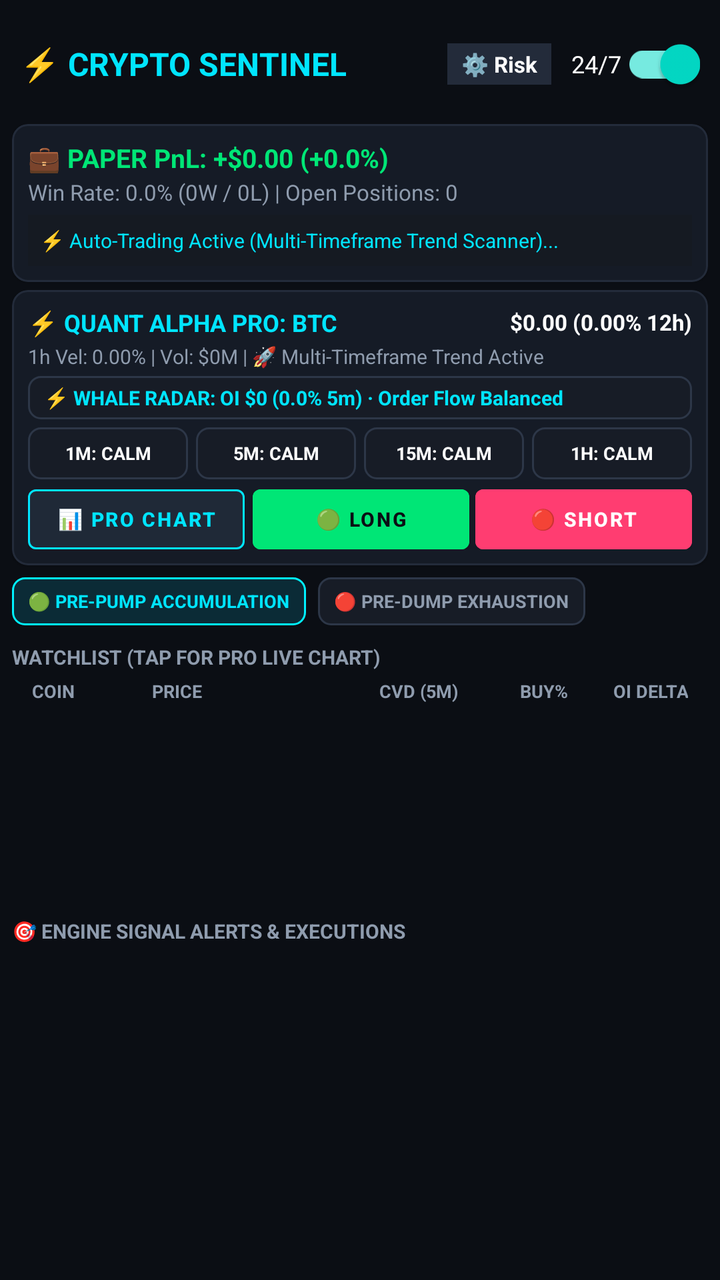
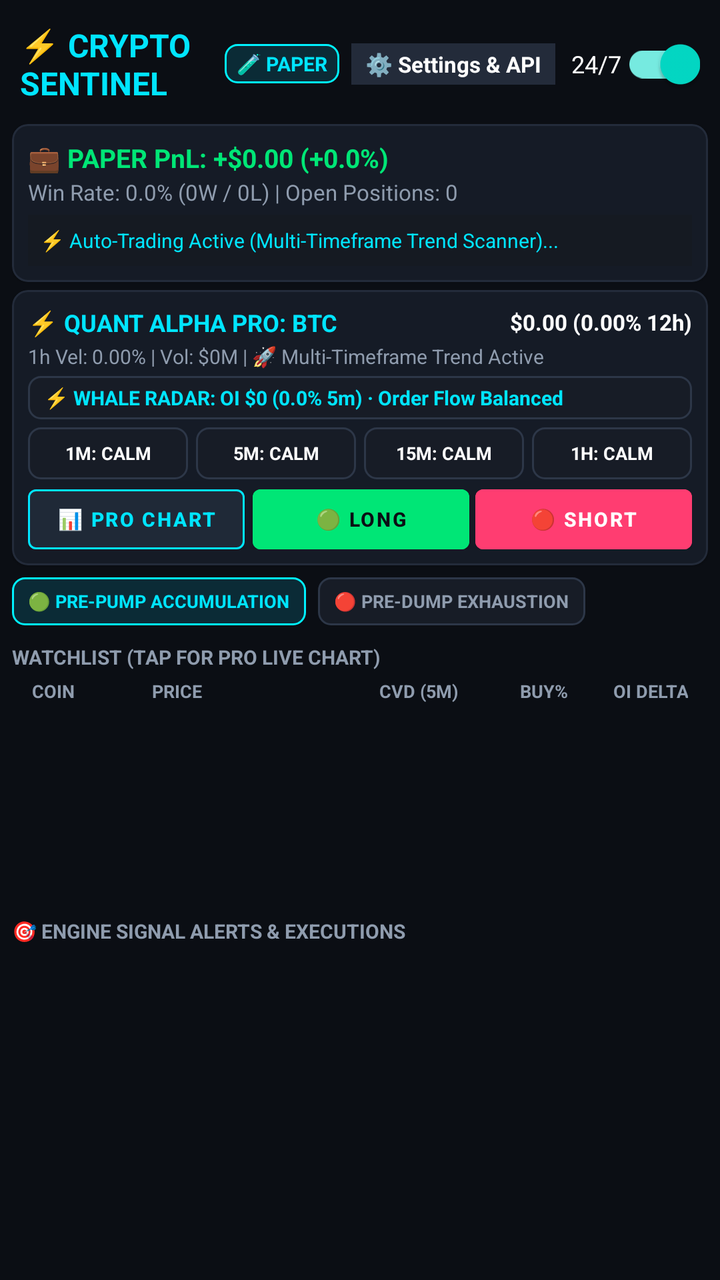

Two renders of the same Android screen: before a commit and after it. Below are the layout's source before the change and the commit's diff.
<!-- AndroidManifest.xml: application theme Theme.CryptoSentinel -->
<!-- res/layout/activity_main.xml -->
<?xml version="1.0" encoding="utf-8"?>
<LinearLayout xmlns:android="http://schemas.android.com/apk/res/android"
    xmlns:app="http://schemas.android.com/apk/res-auto"
    android:layout_width="match_parent"
    android:layout_height="match_parent"
    android:background="@color/bg_dark"
    android:orientation="vertical"
    android:padding="6dp">

    
    <LinearLayout
        android:layout_width="match_parent"
        android:layout_height="wrap_content"
        android:gravity="center_vertical"
        android:orientation="horizontal"
        android:paddingHorizontal="4dp"
        android:paddingVertical="2dp">

        <TextView
            android:layout_width="0dp"
            android:layout_height="wrap_content"
            android:layout_weight="1"
            android:text="⚡ CRYPTO SENTINEL"
            android:textColor="@color/primary_cyan"
            android:textSize="16sp"
            android:textStyle="bold" />

        <TextView
            android:id="@+id/btnOpenSettings"
            android:layout_width="wrap_content"
            android:layout_height="wrap_content"
            android:layout_marginEnd="10dp"
            android:background="@color/card_border"
            android:clickable="true"
            android:focusable="true"
            android:paddingHorizontal="7dp"
            android:paddingVertical="3dp"
            android:text="⚙️ Risk"
            android:textColor="@color/text_white"
            android:textSize="11sp"
            android:textStyle="bold" />

        <com.google.android.material.switchmaterial.SwitchMaterial
            android:id="@+id/switchService"
            android:layout_width="wrap_content"
            android:layout_height="wrap_content"
            android:checked="true"
            android:text="24/7"
            android:textColor="@color/text_white"
            android:textSize="12sp" />
    </LinearLayout>

    
    <androidx.core.widget.NestedScrollView
        android:layout_width="match_parent"
        android:layout_height="0dp"
        android:layout_weight="1"
        android:fillViewport="true"
        android:scrollbars="vertical">

        <LinearLayout
            android:layout_width="match_parent"
            android:layout_height="wrap_content"
            android:orientation="vertical">

            
            <com.google.android.material.card.MaterialCardView
                android:layout_width="match_parent"
                android:layout_height="wrap_content"
                android:layout_marginTop="4dp"
                app:cardBackgroundColor="@color/card_bg"
                app:cardCornerRadius="8dp"
                app:strokeColor="@color/card_border"
                app:strokeWidth="1dp">

                <LinearLayout
                    android:layout_width="match_parent"
                    android:layout_height="wrap_content"
                    android:orientation="vertical"
                    android:padding="8dp">

                    <TextView
                        android:id="@+id/tvPaperPnl"
                        android:layout_width="wrap_content"
                        android:layout_height="wrap_content"
                        android:text="💼 PAPER PnL: +$0.00 (+0.0%)"
                        android:textColor="@color/neon_green"
                        android:textSize="13sp"
                        android:textStyle="bold" />

                    <TextView
                        android:id="@+id/tvPaperWinRate"
                        android:layout_width="wrap_content"
                        android:layout_height="wrap_content"
                        android:layout_marginTop="1dp"
                        android:text="Win Rate: 0.0% (0W / 0L) | Open Positions: 0"
                        android:textColor="@color/text_dim"
                        android:textSize="11sp" />

                    
                    <TextView
                        android:id="@+id/tvPositionsEmpty"
                        android:layout_width="match_parent"
                        android:layout_height="wrap_content"
                        android:layout_marginTop="4dp"
                        android:background="#151A22"
                        android:padding="6dp"
                        android:text="⚡ Auto-Trading Active (Multi-Timeframe Trend Scanner)..."
                        android:textColor="@color/primary_cyan"
                        android:textSize="10sp" />

                    
                    <androidx.recyclerview.widget.RecyclerView
                        android:id="@+id/rvActivePositions"
                        android:layout_width="match_parent"
                        android:layout_height="wrap_content"
                        android:layout_marginTop="2dp"
                        android:nestedScrollingEnabled="false"
                        android:visibility="gone" />
                </LinearLayout>
            </com.google.android.material.card.MaterialCardView>

            
            <com.google.android.material.card.MaterialCardView
                android:id="@+id/cardProEngine"
                android:layout_width="match_parent"
                android:layout_height="wrap_content"
                android:layout_marginTop="4dp"
                app:cardBackgroundColor="@color/card_bg"
                app:cardCornerRadius="8dp"
                app:strokeColor="@color/card_border"
                app:strokeWidth="1dp">

                <LinearLayout
                    android:layout_width="match_parent"
                    android:layout_height="wrap_content"
                    android:orientation="vertical"
                    android:padding="8dp">

                    <LinearLayout
                        android:layout_width="match_parent"
                        android:layout_height="wrap_content"
                        android:gravity="center_vertical"
                        android:orientation="horizontal">

                        <TextView
                            android:id="@+id/tvProSymbol"
                            android:layout_width="0dp"
                            android:layout_height="wrap_content"
                            android:layout_weight="1"
                            android:text="⚡ QUANT ALPHA PRO: BTC"
                            android:textColor="@color/primary_cyan"
                            android:textSize="12sp"
                            android:textStyle="bold" />

                        <TextView
                            android:id="@+id/tvProPrice"
                            android:layout_width="wrap_content"
                            android:layout_height="wrap_content"
                            android:text="$0.00 (0.00% 12h)"
                            android:textColor="@color/text_white"
                            android:textSize="11sp"
                            android:textStyle="bold" />
                    </LinearLayout>

                    <TextView
                        android:id="@+id/tvProVelocity"
                        android:layout_width="match_parent"
                        android:layout_height="wrap_content"
                        android:layout_marginTop="2dp"
                        android:text="1h Vel: 0.00% | Vol: $0M | 🚀 Multi-Timeframe Trend Active"
                        android:textColor="@color/text_dim"
                        android:textSize="10sp" />

                    <TextView
                        android:id="@+id/tvProWhaleRadar"
                        android:layout_width="match_parent"
                        android:layout_height="wrap_content"
                        android:layout_marginTop="3dp"
                        android:background="@drawable/bg_pro_badge_neutral"
                        android:gravity="center_vertical"
                        android:paddingHorizontal="8dp"
                        android:paddingVertical="4dp"
                        android:text="⚡ WHALE RADAR: OI $0 (0.0% 5m) · Order Flow Balanced"
                        android:textColor="@color/primary_cyan"
                        android:textSize="10sp"
                        android:textStyle="bold" />

                    
                    <LinearLayout
                        android:layout_width="match_parent"
                        android:layout_height="wrap_content"
                        android:layout_marginTop="4dp"
                        android:orientation="horizontal">

                        <TextView
                            android:id="@+id/tvProBadge1m"
                            android:layout_width="0dp"
                            android:layout_height="26dp"
                            android:layout_marginEnd="2dp"
                            android:layout_weight="1"
                            android:background="@drawable/bg_pro_badge_neutral"
                            android:gravity="center"
                            android:text="1M: CALM"
                            android:textColor="@color/text_white"
                            android:textSize="9sp"
                            android:textStyle="bold" />

                        <TextView
                            android:id="@+id/tvProBadge5m"
                            android:layout_width="0dp"
                            android:layout_height="26dp"
                            android:layout_marginHorizontal="2dp"
                            android:layout_weight="1"
                            android:background="@drawable/bg_pro_badge_neutral"
                            android:gravity="center"
                            android:text="5M: CALM"
                            android:textColor="@color/text_white"
                            android:textSize="9sp"
                            android:textStyle="bold" />

                        <TextView
                            android:id="@+id/tvProBadge15m"
                            android:layout_width="0dp"
                            android:layout_height="26dp"
                            android:layout_marginHorizontal="2dp"
                            android:layout_weight="1"
                            android:background="@drawable/bg_pro_badge_neutral"
                            android:gravity="center"
                            android:text="15M: CALM"
                            android:textColor="@color/text_white"
                            android:textSize="9sp"
                            android:textStyle="bold" />

                        <TextView
                            android:id="@+id/tvProBadge1h"
                            android:layout_width="0dp"
                            android:layout_height="26dp"
                            android:layout_marginStart="2dp"
                            android:layout_weight="1"
                            android:background="@drawable/bg_pro_badge_neutral"
                            android:gravity="center"
                            android:text="1H: CALM"
                            android:textColor="@color/text_white"
                            android:textSize="9sp"
                            android:textStyle="bold" />
                    </LinearLayout>

                    
                    <LinearLayout
                        android:layout_width="match_parent"
                        android:layout_height="wrap_content"
                        android:layout_marginTop="5dp"
                        android:orientation="horizontal">

                        <com.google.android.material.button.MaterialButton
                            android:id="@+id/btnProChart"
                            android:layout_width="0dp"
                            android:layout_height="30dp"
                            android:layout_marginEnd="4dp"
                            android:layout_weight="1"
                            android:backgroundTint="#1F2937"
                            android:insetTop="0dp"
                            android:insetBottom="0dp"
                            android:padding="0dp"
                            android:text="📊 PRO CHART"
                            android:textColor="@color/primary_cyan"
                            android:textSize="10sp"
                            android:textStyle="bold"
                            app:strokeColor="@color/primary_cyan"
                            app:strokeWidth="1dp" />

                        <com.google.android.material.button.MaterialButton
                            android:id="@+id/btnProLong"
                            android:layout_width="0dp"
                            android:layout_height="30dp"
                            android:layout_marginEnd="3dp"
                            android:layout_weight="1"
                            android:backgroundTint="@color/neon_green"
                            android:insetTop="0dp"
                            android:insetBottom="0dp"
                            android:padding="0dp"
                            android:text="🟢 LONG"
                            android:textColor="@color/bg_dark"
                            android:textSize="10sp"
                            android:textStyle="bold" />

                        <com.google.android.material.button.MaterialButton
                            android:id="@+id/btnProShort"
                            android:layout_width="0dp"
                            android:layout_height="30dp"
                            android:layout_weight="1"
                            android:backgroundTint="@color/neon_red"
                            android:insetTop="0dp"
                            android:insetBottom="0dp"
                            android:padding="0dp"
                            android:text="🔴 SHORT"
                            android:textColor="@color/text_white"
                            android:textSize="10sp"
                            android:textStyle="bold" />
                    </LinearLayout>

                </LinearLayout>
            </com.google.android.material.card.MaterialCardView>

            
            <TextView
                android:id="@+id/tvStoriesHeader"
                android:layout_width="wrap_content"
                android:layout_height="wrap_content"
                android:layout_marginTop="5dp"
                android:layout_marginBottom="2dp"
                android:text="📖 TRADE STORY (RECENT EXITS - TAP FOR CHART)"
                android:textColor="@color/text_dim"
                android:textSize="10sp"
                android:textStyle="bold"
                android:visibility="gone" />

            
            <androidx.recyclerview.widget.RecyclerView
                android:id="@+id/rvStories"
                android:layout_width="match_parent"
                android:layout_height="wrap_content"
                android:clipToPadding="false"
                android:nestedScrollingEnabled="false"
                android:visibility="gone" />

            
            <LinearLayout
                android:layout_width="match_parent"
                android:layout_height="wrap_content"
                android:layout_marginTop="6dp"
                android:layout_marginBottom="3dp"
                android:gravity="center_vertical"
                android:orientation="horizontal">

                <TextView
                    android:id="@+id/tvRadarTabPrePump"
                    android:layout_width="wrap_content"
                    android:layout_height="24dp"
                    android:background="@drawable/bg_pro_badge_cyan"
                    android:gravity="center"
                    android:paddingHorizontal="8dp"
                    android:text="🟢 PRE-PUMP ACCUMULATION"
                    android:textColor="@color/primary_cyan"
                    android:textSize="9sp"
                    android:textStyle="bold" />

                <TextView
                    android:id="@+id/tvRadarTabPreDump"
                    android:layout_width="wrap_content"
                    android:layout_height="24dp"
                    android:layout_marginStart="6dp"
                    android:background="@drawable/bg_pro_badge_neutral"
                    android:gravity="center"
                    android:paddingHorizontal="8dp"
                    android:text="🔴 PRE-DUMP EXHAUSTION"
                    android:textColor="@color/text_dim"
                    android:textSize="9sp"
                    android:textStyle="bold" />
            </LinearLayout>

            
            <androidx.recyclerview.widget.RecyclerView
                android:id="@+id/rvGainers"
                android:layout_width="match_parent"
                android:layout_height="wrap_content"
                android:clipToPadding="false"
                android:orientation="horizontal" />

            
            <TextView
                android:layout_width="wrap_content"
                android:layout_height="wrap_content"
                android:layout_marginTop="6dp"
                android:layout_marginBottom="2dp"
                android:text="WATCHLIST (TAP FOR PRO LIVE CHART)"
                android:textColor="@color/text_dim"
                android:textSize="10sp"
                android:textStyle="bold" />

            
            <LinearLayout
                android:layout_width="match_parent"
                android:layout_height="wrap_content"
                android:orientation="horizontal"
                android:paddingHorizontal="10dp"
                android:paddingVertical="2dp">

                <TextView
                    android:layout_width="60dp"
                    android:layout_height="wrap_content"
                    android:text="COIN"
                    android:textColor="@color/text_dim"
                    android:textSize="9sp"
                    android:textStyle="bold" />

                <TextView
                    android:layout_width="0dp"
                    android:layout_height="wrap_content"
                    android:layout_weight="1"
                    android:text="PRICE"
                    android:textColor="@color/text_dim"
                    android:textSize="9sp"
                    android:textStyle="bold" />

                <TextView
                    android:layout_width="75dp"
                    android:layout_height="wrap_content"
                    android:gravity="end"
                    android:text="CVD (5M)"
                    android:textColor="@color/text_dim"
                    android:textSize="9sp"
                    android:textStyle="bold" />

                <TextView
                    android:layout_width="55dp"
                    android:layout_height="wrap_content"
                    android:gravity="end"
                    android:text="BUY%"
                    android:textColor="@color/text_dim"
                    android:textSize="9sp"
                    android:textStyle="bold" />

                <TextView
                    android:layout_width="60dp"
                    android:layout_height="wrap_content"
                    android:gravity="end"
                    android:text="OI DELTA"
                    android:textColor="@color/text_dim"
                    android:textSize="9sp"
                    android:textStyle="bold" />
            </LinearLayout>

            
            <androidx.recyclerview.widget.RecyclerView
                android:id="@+id/rvCoins"
                android:layout_width="match_parent"
                android:layout_height="100dp"
                android:clipToPadding="false"
                android:scrollbars="vertical" />

            
            <TextView
                android:layout_width="wrap_content"
                android:layout_height="wrap_content"
                android:layout_marginTop="5dp"
                android:layout_marginBottom="2dp"
                android:text="🎯 ENGINE SIGNAL ALERTS &amp; EXECUTIONS"
                android:textColor="@color/text_dim"
                android:textSize="10sp"
                android:textStyle="bold" />

            
            <androidx.recyclerview.widget.RecyclerView
                android:id="@+id/rvAlerts"
                android:layout_width="match_parent"
                android:layout_height="140dp"
                android:clipToPadding="false"
                android:scrollbars="vertical" />

        </LinearLayout>
    </androidx.core.widget.NestedScrollView>

</LinearLayout>
<!-- resources referenced by this layout -->
<resources>
  <color name="bg_dark">#0B0E14</color>
  <color name="card_bg">#151B26</color>
  <color name="card_border">#232B3A</color>
  <color name="neon_green">#00E676</color>
  <color name="neon_red">#FF3D71</color>
  <color name="primary_cyan">#00E5FF</color>
  <color name="text_dim">#8F9CAE</color>
  <color name="text_white">#FFFFFF</color>
  <!-- drawable bg_pro_badge_cyan (drawable) -->
  <?xml version="1.0" encoding="utf-8"?>
  <shape xmlns:android="http://schemas.android.com/apk/res/android"
      android:shape="rectangle">
      <solid android:color="#0B2B36" />
      <stroke
          android:width="1dp"
          android:color="#00F2FE" />
      <corners android:radius="6dp" />
  </shape>
  <!-- drawable bg_pro_badge_neutral (drawable) -->
  <?xml version="1.0" encoding="utf-8"?>
  <shape xmlns:android="http://schemas.android.com/apk/res/android"
      android:shape="rectangle">
      <solid android:color="#171C26" />
      <stroke
          android:width="1dp"
          android:color="#2D3748" />
      <corners android:radius="6dp" />
  </shape>
  <style name="Theme.CryptoSentinel" parent="Theme.MaterialComponents.DayNight.NoActionBar">
          <item name="colorPrimary">@color/primary_cyan</item>
          <item name="colorPrimaryVariant">@color/primary_cyan</item>
          <item name="colorOnPrimary">@color/bg_dark</item>
          <item name="android:windowBackground">@color/bg_dark</item>
          <item name="android:statusBarColor">@color/bg_dark</item>
          <item name="android:navigationBarColor">@color/bg_dark</item>
      </style>
</resources>

<!-- the commit's change to res/layout/activity_main.xml (unified diff, before → after) -->
@@ -26,16 +26,29 @@
             android:textStyle="bold" />
 
         <TextView
+            android:id="@+id/tvModeBadge"
+            android:layout_width="wrap_content"
+            android:layout_height="wrap_content"
+            android:layout_marginEnd="6dp"
+            android:background="@drawable/bg_pro_badge_cyan"
+            android:paddingHorizontal="6dp"
+            android:paddingVertical="3dp"
+            android:text="🧪 PAPER"
+            android:textColor="@color/primary_cyan"
+            android:textSize="10sp"
+            android:textStyle="bold" />
+
+        <TextView
             android:id="@+id/btnOpenSettings"
             android:layout_width="wrap_content"
             android:layout_height="wrap_content"
-            android:layout_marginEnd="10dp"
+            android:layout_marginEnd="8dp"
             android:background="@color/card_border"
             android:clickable="true"
             android:focusable="true"
             android:paddingHorizontal="7dp"
             android:paddingVertical="3dp"
-            android:text="⚙️ Risk"
+            android:text="⚙️ Settings &amp; API"
             android:textColor="@color/text_white"
             android:textSize="11sp"
             android:textStyle="bold" />
